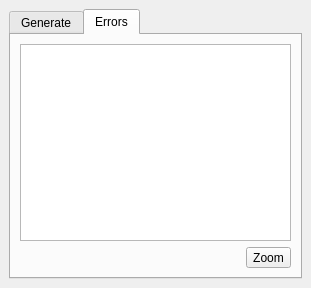
Before: the Qt Designer form lrs/ui_lrsdockwidget.ui in blazek/lrs, drawn with Qt 5.
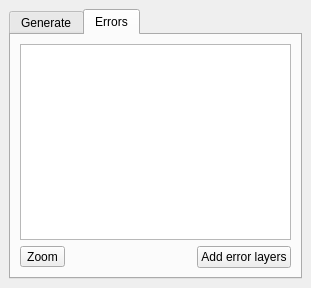
After: the same form once the commit is applied.

Commit message: error layers

Patch:
```diff
--- a/lrs/ui_lrsdockwidget.ui
+++ b/lrs/ui_lrsdockwidget.ui
@@ -168,6 +168,16 @@
         </item>
         <item>
          <layout class="QHBoxLayout" name="horizontalLayout_2">
+          <item>
+           <widget class="QToolButton" name="errorZoomButton">
+            <property name="text">
+             <string>Zoom</string>
+            </property>
+            <property name="toolButtonStyle">
+             <enum>Qt::ToolButtonTextBesideIcon</enum>
+            </property>
+           </widget>
+          </item>
           <item>
            <spacer name="horizontalSpacer">
             <property name="orientation">
@@ -182,12 +192,12 @@
            </spacer>
           </item>
           <item>
-           <widget class="QToolButton" name="errorZoomButton">
-            <property name="text">
-             <string>Zoom</string>
+           <widget class="QPushButton" name="addErrorLayersButton">
+            <property name="toolTip">
+             <string>Add layers of errors to map view</string>
             </property>
-            <property name="toolButtonStyle">
-             <enum>Qt::ToolButtonTextBesideIcon</enum>
+            <property name="text">
+             <string>Add error layers</string>
             </property>
            </widget>
           </item>
```
The commit also changes 4 other files.
